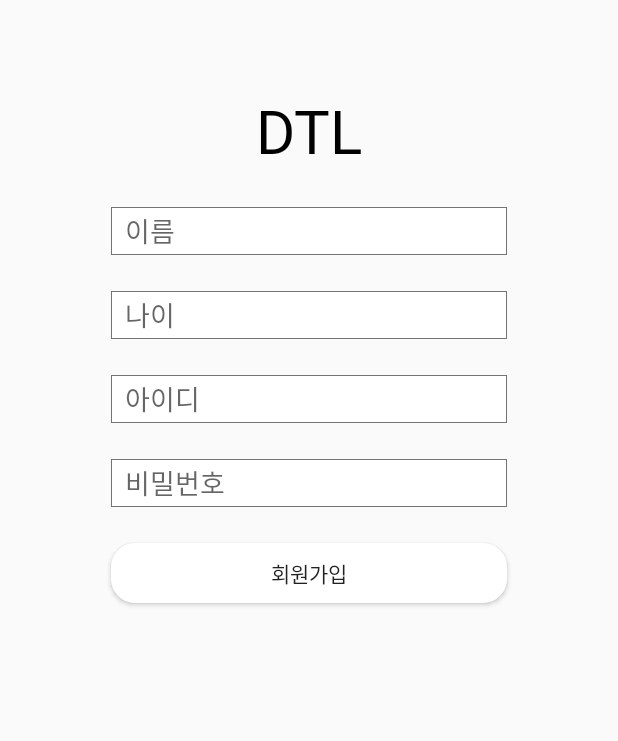
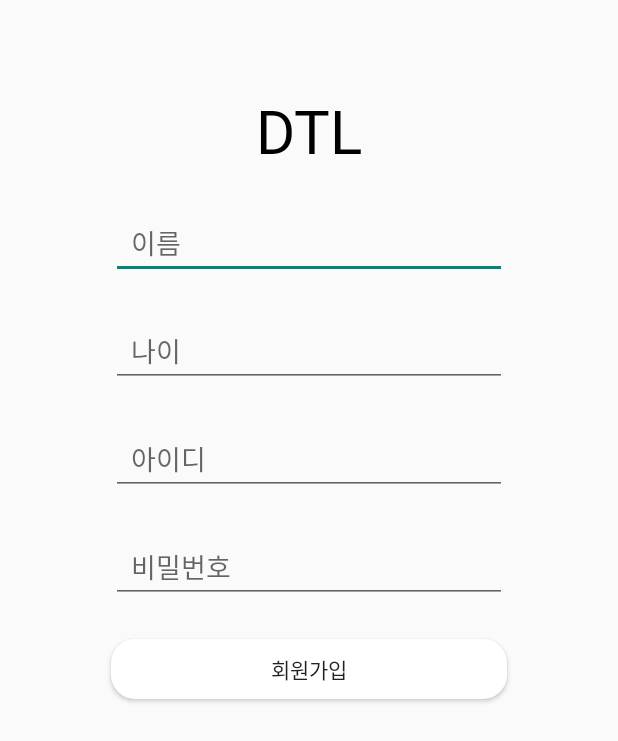
Before and after one commit to CUTY-DMS/Team3-DTL-Android, an Android app: the screen it shows after launch (SignUpActivity), after a tap on "계정이 없으세요? 여기를 클릭하여 계정을 만드세요", on a phone screen of 412 x 824 dp. Shown: the top 741 px of the screen. Run offline under Robolectric (Android 15) with nearby library versions, the phone set to English and light mode, and no system bars.

```diff
--- a/TodoList/app/src/main/java/com/tmdhoon/todolist/Lobby/SignInActivity.java
+++ b/TodoList/app/src/main/java/com/tmdhoon/todolist/Lobby/SignInActivity.java
@@ -43,14 +43,6 @@ public class SignInActivity extends AppCompatActivity {
         user_name = (TextView) findViewById(R.id.tvuser_name);
         user_age = (TextView) findViewById(R.id.tvuser_age);
         user_id = (TextView) findViewById(R.id.tvuser_id);
-
-        binding.admin.setOnClickListener(new View.OnClickListener() {
-            @Override
-            public void onClick(View view) {
-                Intent intent = new Intent(getApplicationContext(), MainActivity.class);
-                startActivity(intent);
-            }
-        });
 
         binding.tvLogin.setOnClickListener(new View.OnClickListener() {
             @Override
--- a/TodoList/app/src/main/java/com/tmdhoon/todolist/fragment/HomeFragment.java
+++ b/TodoList/app/src/main/java/com/tmdhoon/todolist/fragment/HomeFragment.java
@@ -1,5 +1,6 @@
 package com.tmdhoon.todolist.fragment;
 
+import android.content.Context;
 import android.os.Bundle;
 import android.view.LayoutInflater;
 import android.view.View;
@@ -48,14 +49,14 @@ public class HomeFragment extends Fragment{
 
         recyclerView.setAdapter(todoAdapter);
 
-        fetchPosts();
+        load();
 
 
 
         return view;
     }
 
-    private void fetchPosts(){
+    private void load(){
         ServerApi serverApi = ApiProvider.getInstance().create(ServerApi.class);
 
         serverApi.main(SignInActivity.AccessToken).enqueue(new Callback<List<MainResponse>>() {
--- a/TodoList/app/src/main/res/layout/activity_signup.xml
+++ b/TodoList/app/src/main/res/layout/activity_signup.xml
@@ -14,7 +14,7 @@
         android:text="DTL"
         android:textSize="40sp"
         android:textColor="@color/black"
-        android:fontFamily="@font/bmjua_ttf"
+        android:fontFamily="@font/dohyeon"
         android:layout_marginTop="60dp"
         app:layout_constraintTop_toTopOf="parent"
         app:layout_constraintLeft_toLeftOf="parent"
@@ -23,10 +23,9 @@
     <EditText
         android:id="@+id/etRegisterName"
         android:layout_width="264dp"
-        android:layout_height="32dp"
+        android:layout_height="wrap_content"
         android:hint="  이름"
-        android:fontFamily="@font/bmjua_ttf"
-        android:background="@drawable/etradius"
+        android:fontFamily="@font/dohyeon"
         android:layout_marginTop="24dp"
         app:layout_constraintEnd_toEndOf="parent"
         app:layout_constraintStart_toStartOf="parent"
@@ -35,11 +34,10 @@
     <EditText
         android:id="@+id/etRegisterAge"
         android:layout_width="264dp"
-        android:layout_height="32dp"
+        android:layout_height="wrap_content"
         android:hint="  나이"
         android:inputType="number"
-        android:fontFamily="@font/bmjua_ttf"
-        android:background="@drawable/etradius"
+        android:fontFamily="@font/dohyeon"
         android:layout_marginTop="24dp"
         app:layout_constraintTop_toBottomOf="@id/etRegisterName"
         app:layout_constraintLeft_toLeftOf="parent"
@@ -48,10 +46,9 @@
     <EditText
         android:id="@+id/etRegisterId"
         android:layout_width="264dp"
-        android:layout_height="32dp"
+        android:layout_height="wrap_content"
         android:hint="  아이디"
-        android:fontFamily="@font/bmjua_ttf"
-        android:background="@drawable/etradius"
+        android:fontFamily="@font/dohyeon"
         android:layout_marginTop="24dp"
         app:layout_constraintTop_toBottomOf="@id/etRegisterAge"
         app:layout_constraintLeft_toLeftOf="parent"
@@ -60,11 +57,10 @@
     <EditText
         android:id="@+id/etRegisterPw"
         android:layout_width="264dp"
-        android:layout_height="32dp"
+        android:layout_height="wrap_content"
         android:hint="  비밀번호"
         android:inputType="textPassword"
-        android:fontFamily="@font/bmjua_ttf"
-        android:background="@drawable/etradius"
+        android:fontFamily="@font/dohyeon"
         android:layout_marginTop="24dp"
         app:layout_constraintTop_toBottomOf="@id/etRegisterId"
         app:layout_constraintLeft_toLeftOf="parent"
@@ -75,7 +71,7 @@
         android:layout_width="264dp"
         android:layout_height="40dp"
         android:text="회원가입"
-        android:fontFamily="@font/bmjua_ttf"
+        android:fontFamily="@font/dohyeon"
         android:background="@drawable/buttonradius"
         android:layout_marginTop="24dp"
         app:layout_constraintLeft_toLeftOf="parent"
--- a/TodoList/app/src/main/res/layout/fragment_mypage.xml
+++ b/TodoList/app/src/main/res/layout/fragment_mypage.xml
@@ -12,6 +12,7 @@
         android:layout_height="wrap_content"
         android:text="Name"
         android:textSize="30sp"
+        android:fontFamily="@font/dohyeon"
         android:layout_marginTop="280dp"
         app:layout_constraintTop_toTopOf="parent"
         app:layout_constraintLeft_toLeftOf="parent"
@@ -23,6 +24,7 @@
         android:layout_height="wrap_content"
         android:text="Id"
         android:textSize="30sp"
+        android:fontFamily="@font/dohyeon"
         android:layout_marginTop="40dp"
         app:layout_constraintLeft_toLeftOf="parent"
         app:layout_constraintRight_toRightOf="parent"
@@ -34,6 +36,7 @@
         android:layout_height="wrap_content"
         android:text="Age"
         android:textSize="30sp"
+        android:fontFamily="@font/dohyeon"
         android:layout_marginTop="40dp"
         app:layout_constraintLeft_toLeftOf="parent"
         app:layout_constraintRight_toRightOf="parent"
--- a/TodoList/app/src/main/res/layout/todolist_recyclerview.xml
+++ b/TodoList/app/src/main/res/layout/todolist_recyclerview.xml
@@ -16,6 +16,7 @@
             android:layout_width="wrap_content"
             android:layout_height="wrap_content"
             android:text="content"
+            android:fontFamily="@font/dohyeon"
             android:layout_marginLeft="8dp"
             android:layout_marginTop="4dp"
             app:layout_constraintLeft_toLeftOf="parent"
@@ -27,6 +28,7 @@
             android:layout_height="wrap_content"
             android:text="title"
             android:textSize="20sp"
+            android:fontFamily="@font/dohyeon"
             android:layout_marginTop="8dp"
             android:layout_marginLeft="8dp"
             app:layout_constraintTop_toTopOf="parent"
@@ -37,6 +39,7 @@
             android:layout_width="wrap_content"
             android:layout_height="wrap_content"
             android:text="created_at"
+            android:fontFamily="@font/dohyeon"
             android:layout_marginTop="8dp"
             android:layout_marginRight="8dp"
             app:layout_constraintTop_toTopOf="parent"
@@ -47,6 +50,7 @@
             android:layout_width="wrap_content"
             android:layout_height="wrap_content"
             android:text="member_id"
+            android:fontFamily="@font/dohyeon"
             android:layout_marginLeft="8dp"
             android:layout_marginBottom="8dp"
             app:layout_constraintLeft_toLeftOf="parent"
```
Also changed, not shown: TodoList/app/src/main/java/com/tmdhoon/todolist/Lobby/DetailActivity.java (+18 -1 lines), TodoList/app/src/main/java/com/tmdhoon/todolist/Recyclerview/TodoAdapter.java (+12 -2 lines), TodoList/app/src/main/res/layout/activity_detail.xml (+43 -2 lines), TodoList/app/src/main/res/layout/activity_signin.xml (+3 -11 lines), 1 other file.
